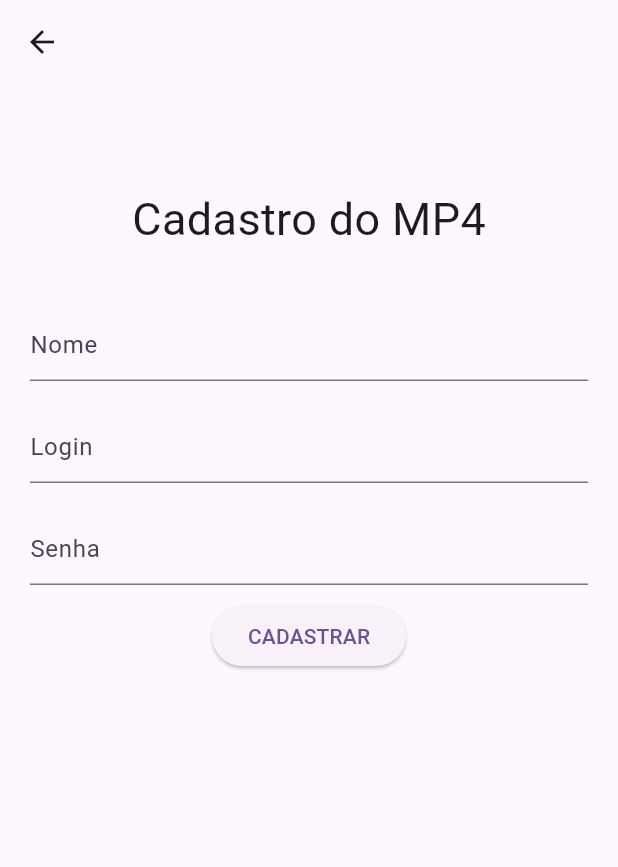
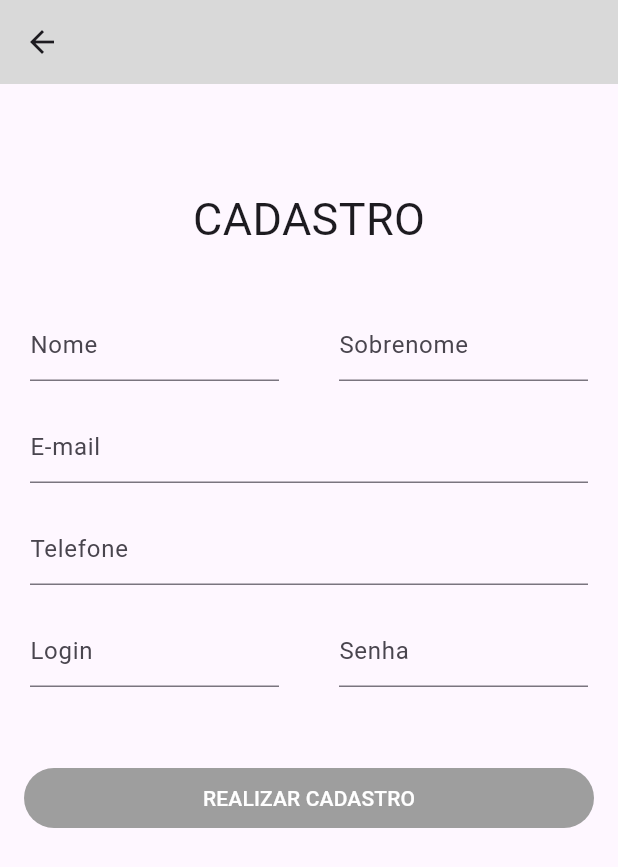
Before and after one commit to caiorebert/seuJob-app, a Flutter app: the CadastroPage screen opened by its route, on a phone screen of 412 x 824 dp. Shown: the top 867 px of the screen. Run offline on Flutter 3.47's test engine with Material 3 defaults, Android fonts, the phone set to English and light mode, and no system bars; our stand-ins replace fluttertoast; accounts and stored records are empty.

Commit message:
feat: criacao de pagina de cadastro

```diff
--- a/lib/pages/user/cadastro_page.dart
+++ b/lib/pages/user/cadastro_page.dart
@@ -7,14 +7,18 @@ class CadastroPage extends StatelessWidget {
   CadastroPage({
     Key? key,
   }) : super(key: key);
+  TextEditingController _nomeController = TextEditingController();
+  TextEditingController _sobrenomeController = TextEditingController();
+  TextEditingController _emailController = TextEditingController();
+  TextEditingController _telefoneController = TextEditingController();
   TextEditingController _loginController = TextEditingController();
   TextEditingController _senhaController = TextEditingController();
-  TextEditingController _nomeController = TextEditingController();
 
   @override
   Widget build(BuildContext context) {
     return Scaffold(
       appBar: AppBar(
+        backgroundColor: Color(0xFFD9D9D9),
         leading: BackButton(
           onPressed: () {
             Navigator.pushNamed(context, AppRoutes.LOGIN);
@@ -29,40 +33,83 @@ CadastroPage({
             height: 100,
             alignment: Alignment.center,
             width: double.infinity,
-            child: Text("Cadastro do MP4", style: TextStyle(fontSize: 30),),
+            child: Text(
+              "CADASTRO",
+              style: TextStyle(fontSize: 30),
+            ),
+          ),
+          Row(
+            children: [
+              Expanded(
+                child: Padding(
+                  padding: EdgeInsets.symmetric(vertical: 10, horizontal: 20),
+                  child: TextFormField(
+                    controller: _nomeController,
+                    decoration: InputDecoration(hintText: "Nome"),
+                  ),
+                ),
+              ),
+              Expanded(
+                child: Padding(
+                  padding: EdgeInsets.symmetric(vertical: 10, horizontal: 20),
+                  child: TextFormField(
+                    controller: _sobrenomeController,
+                    decoration: InputDecoration(hintText: "Sobrenome"),
+                  ),
+                ),
+              ),
+            ],
           ),
           Padding(
             padding: EdgeInsets.symmetric(vertical: 10, horizontal: 20),
             child: TextFormField(
-              controller: _nomeController,
-              decoration: InputDecoration(
-                  hintText: "Nome"
-              ),
+              controller: _emailController,
+              decoration: InputDecoration(hintText: "E-mail"),
             ),
           ),
           Padding(
             padding: EdgeInsets.symmetric(vertical: 10, horizontal: 20),
             child: TextFormField(
+              controller: _telefoneController,
+              decoration: InputDecoration(hintText: "Telefone"),
+            ),
+          ),
+          Row(
+            children: [
+              Expanded(
+                child: Padding(
+                  padding: EdgeInsets.symmetric(vertical: 10, horizontal: 20),
+                  child: TextFormField(
                     controller: _loginController,
-              decoration: InputDecoration(
-                  hintText: "Login"
+                    decoration: InputDecoration(hintText: "Login"),
                   ),
                 ),
               ),
-          Padding(
+              Expanded(
+                child: Padding(
                   padding: EdgeInsets.symmetric(vertical: 10, horizontal: 20),
                   child: TextFormField(
                     controller: _senhaController,
-              decoration: InputDecoration(
-                  hintText: "Senha"
+                    decoration: InputDecoration(hintText: "Senha"),
                   ),
                 ),
               ),
-          ElevatedButton(
+            ],
+          ),
+          Padding(padding: EdgeInsets.symmetric(vertical: 20)),
+          Align(
+            alignment: Alignment.bottomCenter,
+            child: Container(
+              width: double.infinity,
+              padding: EdgeInsets.symmetric(horizontal: 16.0),
+              child: TextButton(
                 onPressed: () {
+                  var nome = _nomeController.text;
+                  var sobrenome = _sobrenomeController.text;
+                  var email = _emailController.text;
+                  var telefone = _telefoneController.text;
                   var login = _loginController.text;
                   var senha = _senhaController.text;
-                var nome = _nomeController.text;
 
                   final snackbar = SnackBar(
                     content: const Text("Usuário adicionado"),
@@ -75,12 +122,23 @@ CadastroPage({
                   );
                   ScaffoldMessenger.of(context).showSnackBar(snackbar);
 
+                  _nomeController.text = "";
+                  _sobrenomeController.text = "";
+                  _emailController.text = "";
+                  _telefoneController.text = "";
                   _loginController.text = "";
-                _nomeController.text = "";
                   _senhaController.text = "";
                 },
-              child: Text("CADASTRAR")
-          )
+                style: ElevatedButton.styleFrom(
+                  backgroundColor: Colors.grey, // Cor de fundo do botão
+                ),
+                child: Text(
+                  "REALIZAR CADASTRO",
+                  style: TextStyle(color: Colors.white),
+                ),
+              ),
+            ),
+          ),
         ],
       ),
     );
```
Lines whose indentation alone changed are shown as unchanged.
